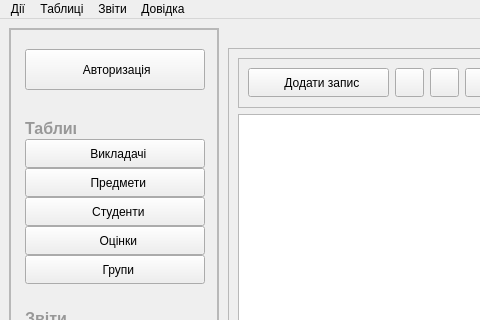
Before: the Qt Designer form src/mainwindow.ui in MikeostCorp/Gradify, drawn with Qt 5; both pictures show x 0 to 480 and y 0 to 320 of the 800 by 600 pixel window.
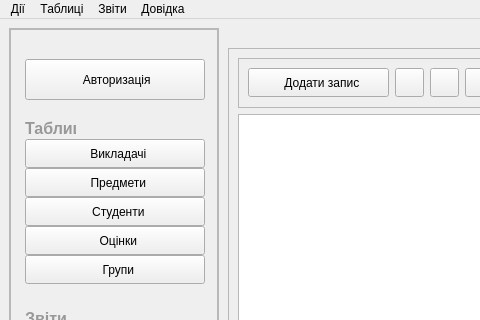
After: the same form once the commit is applied. Icons and pictures are not drawn.

What changed in the file:
```diff
--- a/src/mainwindow.ui
+++ b/src/mainwindow.ui
@@ -303,7 +303,7 @@
           <property name="geometry">
            <rect>
             <x>15</x>
-            <y>20</y>
+            <y>30</y>
             <width>180</width>
             <height>41</height>
            </rect>
```
Left out of the diff: 4 changed lines with no effect on the pictures.
